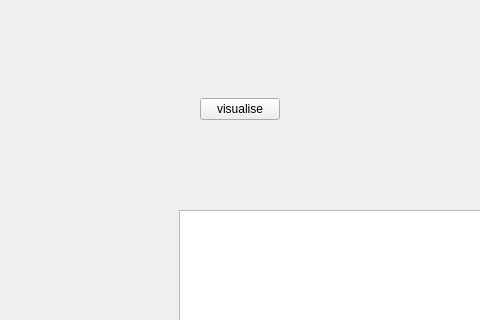
The window that src/TreeSchemata_gui.ui (heinz-preisig/PeriConto_v1) describes before a commit, drawn with Qt 5; both pictures show x 331 to 811 and y 0 to 320 of the 1149 by 963 pixel window.
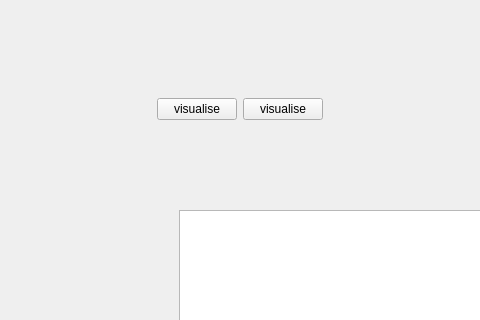
The same window after the commit.

Commit message: [trees] new feature -- visualise with or without instances

What changed in the file:
```diff
--- a/src/TreeSchemata_gui.ui
+++ b/src/TreeSchemata_gui.ui
@@ -163,6 +163,13 @@
        </property>
       </widget>
      </item>
+     <item>
+      <widget class="QPushButton" name="pushTreeVisualiseWithOut">
+       <property name="text">
+        <string>visualise</string>
+       </property>
+      </widget>
+     </item>
      <item>
       <spacer name="horizontalSpacer_3">
        <property name="orientation">
```
The commit also changes 5 other files.
